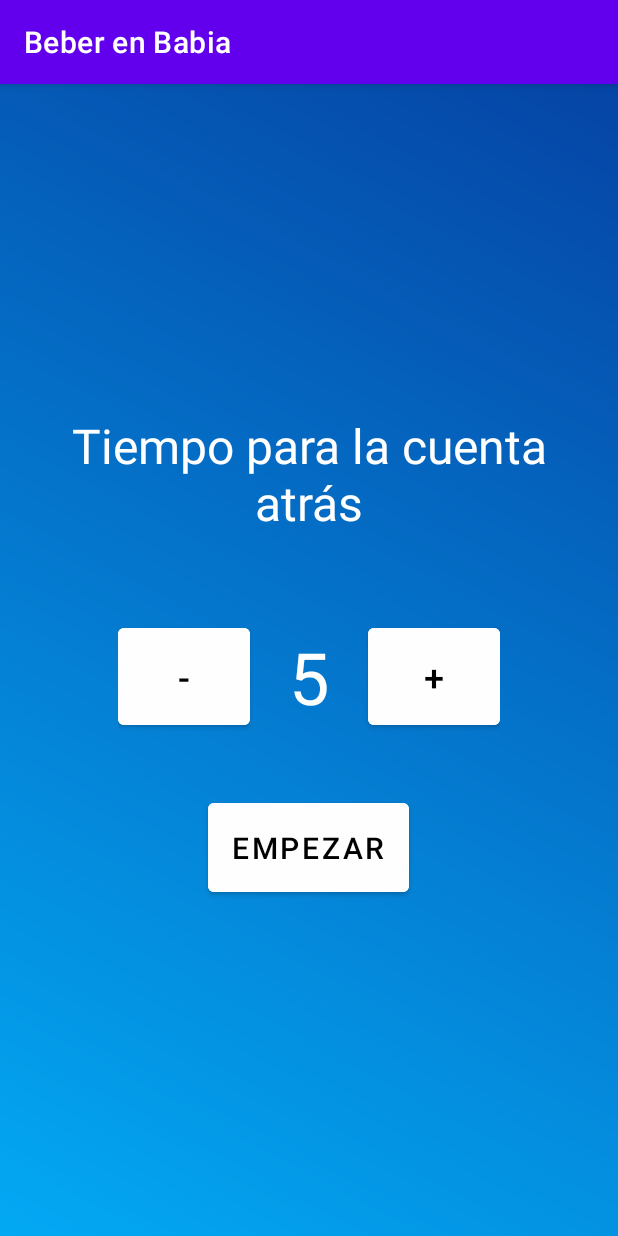
After one commit to DanielVegaG/BeberEnBabia, an Android app: the ActivityCincoSegundos screen opened directly, with no data from a screen before it, on a phone screen of 412 x 824 dp. The commit adds this screen. Run offline under Robolectric (Android 15) with nearby library versions, the phone set to English and light mode, and no system bars.

Commit message:
Cinco segundos

```diff
--- a/app/src/main/AndroidManifest.xml
+++ b/app/src/main/AndroidManifest.xml
@@ -13,6 +13,9 @@
         android:supportsRtl="true"
         android:theme="@style/Theme.BeberEnBabia"
         tools:targetApi="31">
+        <activity
+            android:name=".cincosegundos.ActivityCincoSegundos"
+            android:exported="false" />
         <activity
             android:name=".prejuicios.ActivityPrejuicios"
             android:exported="false" />
--- /dev/null
+++ b/app/src/main/java/com/example/beberenbabia/cincosegundos/ActivityCincoSegundos.java
@@ -0,0 +1,134 @@
+package com.example.beberenbabia.cincosegundos;
+
+import android.os.Bundle;
+import android.os.CountDownTimer;
+import android.view.View;
+import android.widget.Button;
+import android.widget.TextView;
+import android.widget.Toast;
+
+import com.example.beberenbabia.R;
+import androidx.appcompat.app.AppCompatActivity;
+
+import java.io.BufferedReader;
+import java.io.IOException;
+import java.io.InputStream;
+import java.io.InputStreamReader;
+import java.util.ArrayList;
+import java.util.List;
+import java.util.Random;
+
+public class ActivityCincoSegundos extends AppCompatActivity {
+    private TextView textViewCategoria;
+    private TextView textViewTimer;
+    private Button buttonStart;
+    private Button buttonSiguiente;
+    private Button buttonIncrease;
+    private Button buttonDecrease;
+
+    private List<String> categorias;
+    private CountDownTimer countDownTimer;
+    private int tiempoRespuesta = 5000; // tiempo de respuesta en milisegundos (por defecto 5 segundos)
+
+    @Override
+    protected void onCreate(Bundle savedInstanceState) {
+        super.onCreate(savedInstanceState);
+        setContentView(R.layout.activity_cinco_segundos);
+
+        textViewCategoria = findViewById(R.id.textViewCategoria);
+        textViewTimer = findViewById(R.id.textViewTimer);
+        buttonStart = findViewById(R.id.buttonStart);
+        buttonSiguiente = findViewById(R.id.buttonSiguiente);
+        buttonIncrease = findViewById(R.id.buttonIncrease);
+        buttonDecrease = findViewById(R.id.buttonDecrease);
+
+        categorias = obtenerCategorias();
+
+        buttonIncrease.setOnClickListener(new View.OnClickListener() {
+            @Override
+            public void onClick(View v) {
+                tiempoRespuesta += 1000;
+                actualizarTiempo();
+            }
+        });
+
+        buttonDecrease.setOnClickListener(new View.OnClickListener() {
+            @Override
+            public void onClick(View v) {
+                if (tiempoRespuesta > 1000) {
+                    tiempoRespuesta -= 1000;
+                    actualizarTiempo();
+                }
+            }
+        });
+
+        buttonStart.setOnClickListener(new View.OnClickListener() {
+            @Override
+            public void onClick(View v) {
+                buttonStart.setVisibility(View.GONE);
+                buttonSiguiente.setVisibility(View.VISIBLE);
+                buttonIncrease.setVisibility(View.GONE);
+                buttonDecrease.setVisibility(View.GONE);
+                mostrarNuevaCategoria();
+                iniciarCuentaRegresiva();
+            }
+        });
+
+        buttonSiguiente.setOnClickListener(new View.OnClickListener() {
+            @Override
+            public void onClick(View v) {
+                mostrarNuevaCategoria();
+                iniciarCuentaRegresiva();
+            }
+        });
+    }
+
+    private void iniciarCuentaRegresiva() {
+        if (countDownTimer != null) {
+            countDownTimer.cancel();
+        }
+
+        countDownTimer = new CountDownTimer(tiempoRespuesta, 1000) {
+            public void onTick(long millisUntilFinished) {
+                textViewTimer.setText(String.valueOf(millisUntilFinished / 1000));
+            }
+
+            public void onFinish() {
+                textViewTimer.setText("0");
+                Toast.makeText(ActivityCincoSegundos.this, "Se acabó el tiempo!", Toast.LENGTH_SHORT).show();
+            }
+        }.start();
+    }
+
+    private void mostrarNuevaCategoria() {
+        String categoria = categorias.get(new Random().nextInt(categorias.size()));
+        textViewCategoria.setText(categoria);
+    }
+
+    private List<String> obtenerCategorias() {
+        List<String> categorias = new ArrayList<>();
+        InputStream inputStream = getResources().openRawResource(R.raw.categorias_cinco_segundos);
+        BufferedReader reader = new BufferedReader(new InputStreamReader(inputStream));
+        String line;
+
+        try {
+            while ((line = reader.readLine()) != null) {
+                categorias.add(line);
+            }
+        } catch (IOException e) {
+            e.printStackTrace();
+        } finally {
+            try {
+                reader.close();
+            } catch (IOException e) {
+                e.printStackTrace();
+            }
+        }
+
+        return categorias;
+    }
+
+    private void actualizarTiempo() {
+        textViewTimer.setText(String.valueOf(tiempoRespuesta / 1000));
+    }
+}
--- /dev/null
+++ b/app/src/main/res/layout/activity_cinco_segundos.xml
@@ -0,0 +1,85 @@
+<?xml version="1.0" encoding="utf-8"?>
+<LinearLayout xmlns:android="http://schemas.android.com/apk/res/android"
+    xmlns:tools="http://schemas.android.com/tools"
+    tools:context=".cincosegundos.ActivityCincoSegundos"
+    android:layout_width="match_parent"
+    android:layout_height="match_parent"
+    android:orientation="vertical"
+    android:gravity="center"
+    android:background="@drawable/background_gradient"
+    android:padding="16dp">
+
+    <TextView
+        android:id="@+id/textViewCategoria"
+        android:layout_width="wrap_content"
+        android:layout_height="wrap_content"
+        android:text="Tiempo para la cuenta atrás"
+        android:textColor="#FFFFFF"
+        android:textSize="32sp"
+        android:gravity="center"
+        android:padding="16dp"
+        android:layout_marginBottom="30dp" />
+
+    <LinearLayout
+        android:layout_width="wrap_content"
+        android:layout_height="wrap_content"
+        android:orientation="horizontal"
+        android:gravity="center"
+        android:layout_marginBottom="30dp">
+
+        <Button
+            android:id="@+id/buttonDecrease"
+            android:layout_width="wrap_content"
+            android:layout_height="wrap_content"
+            android:text="-"
+            android:backgroundTint="#FEFEFE"
+            android:textColor="#000000"
+            android:textSize="24sp"
+            android:padding="16dp" />
+
+        <TextView
+            android:id="@+id/textViewTimer"
+            android:layout_width="wrap_content"
+            android:layout_height="wrap_content"
+            android:text="5"
+            android:textColor="#FFFFFF"
+            android:textSize="48sp"
+            android:gravity="center"
+            android:padding="16dp"
+            android:layout_marginLeft="10dp"
+            android:layout_marginRight="10dp" />
+
+        <Button
+            android:id="@+id/buttonIncrease"
+            android:layout_width="wrap_content"
+            android:layout_height="wrap_content"
+            android:text="+"
+            android:backgroundTint="#FEFEFE"
+            android:textColor="#000000"
+            android:textSize="24sp"
+            android:padding="16dp" />
+    </LinearLayout>
+
+
+    <Button
+        android:id="@+id/buttonStart"
+        android:layout_width="wrap_content"
+        android:layout_height="wrap_content"
+        android:text="Empezar"
+        android:backgroundTint="#FEFEFE"
+        android:textColor="#000000"
+        android:textSize="20sp"
+        android:padding="16dp"
+        android:layout_marginBottom="20dp" />
+
+    <Button
+        android:id="@+id/buttonSiguiente"
+        android:layout_width="wrap_content"
+        android:layout_height="wrap_content"
+        android:text="Siguiente"
+        android:backgroundTint="#FEFEFE"
+        android:textColor="#000000"
+        android:textSize="20sp"
+        android:padding="16dp"
+        android:visibility="gone" />
+</LinearLayout>
--- a/app/src/main/res/layout/activity_main.xml
+++ b/app/src/main/res/layout/activity_main.xml
@@ -63,12 +63,12 @@
             android:textStyle="bold" />
 
         <Button
-            android:id="@+id/bRuleta"
+            android:id="@+id/bCincoSegundos"
             android:layout_width="match_parent"
             android:layout_height="wrap_content"
             android:layout_marginBottom="20dp"
             android:background="@drawable/button_background"
-            android:text="Ruleta"
+            android:text="Cinco Segundos"
             android:textAllCaps="false"
             android:textColor="#FFFFFF"
             android:textSize="24sp"
--- a/app/src/main/res/layout/activity_yo_nunca.xml
+++ b/app/src/main/res/layout/activity_yo_nunca.xml
@@ -7,7 +7,8 @@
     android:layout_height="match_parent"
     android:layout_gravity="center_vertical"
     android:layout_margin="30dp"
-    tools:context=".yonunca.ActivityYoNunca">
+    tools:context=".yonunca.ActivityYoNunca"
+    android:background="@drawable/background_gradient">
 
     <androidx.viewpager.widget.ViewPager
         android:id="@+id/vpYoNunca"
```
Also changed, not shown: app/src/main/java/com/example/beberenbabia/MainActivity.java (+12 -0 lines), app/src/main/res/raw/categorias_cinco_segundos.txt (added, +199 -0 lines).
